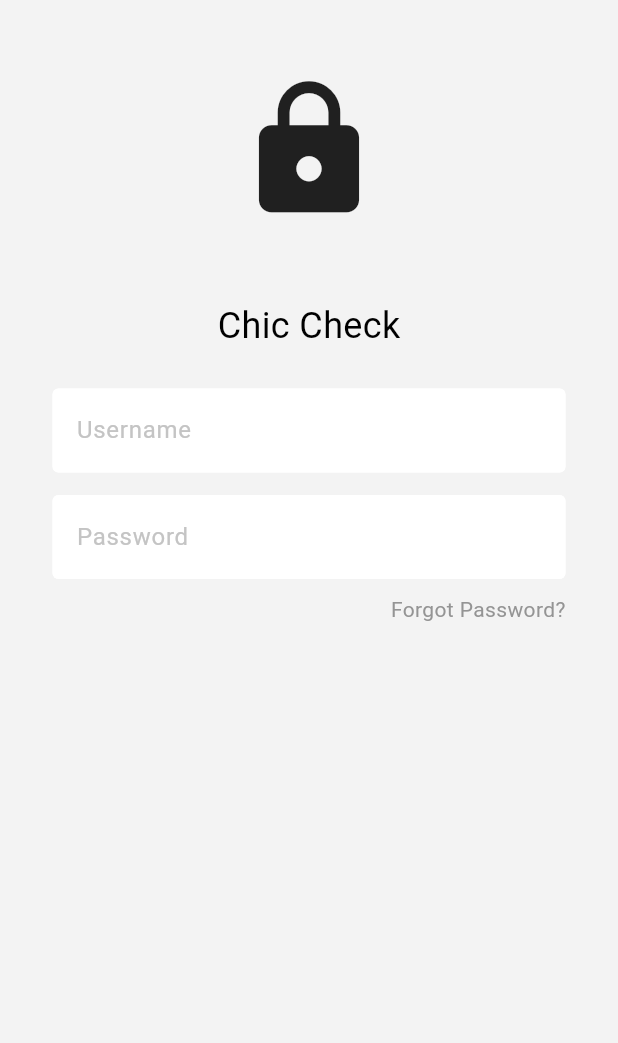
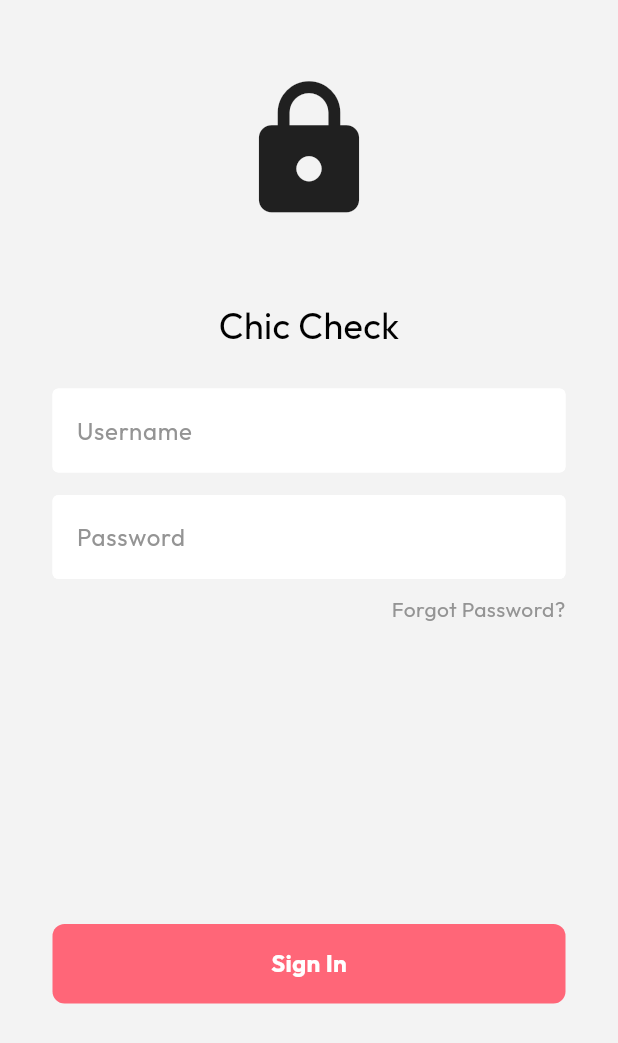
Before and after one commit to MhmdMansour4444/Chic-Check, a Flutter app: the screen it shows after launch, on a phone screen of 412 x 824 dp. Shown: the top 1043 px of the screen. Run offline on Flutter 3.47's test engine with Material 3 defaults, Android fonts, the phone set to English and light mode, and no system bars; our stand-ins replace google_fonts.

Commit message:
feat(button): sign in button added

```diff
--- a/frontend/lib/components/my_signinButton.dart
+++ b/frontend/lib/components/my_signinButton.dart
@@ -1,4 +1,5 @@
 import 'package:flutter/material.dart';
+import 'package:flutter/widgets.dart';
 
 class MySignInButton extends StatelessWidget {
   const MySignInButton({super.key});
@@ -6,8 +7,16 @@ class MySignInButton extends StatelessWidget {
   @override
   Widget build(BuildContext context) {
     return Container(
-      child: Center(
-        child: Text('Sign In'),
+      padding: EdgeInsets.all(15),
+      margin: EdgeInsets.symmetric(horizontal: 35),
+      decoration: BoxDecoration(
+          color: Color(0xFFFF6678), borderRadius: BorderRadius.circular(8)),
+      child: const Center(
+        child: Text(
+          'Sign In',
+          style: TextStyle(
+              color: Colors.white, fontWeight: FontWeight.bold, fontSize: 16),
+        ),
       ),
     );
   }
--- a/frontend/lib/components/my_textfield.dart
+++ b/frontend/lib/components/my_textfield.dart
@@ -30,7 +30,7 @@ class MyTextField extends StatelessWidget {
             filled: true,
             hintText: hintText,
             hintStyle:
-                const TextStyle(color: Color.fromARGB(255, 196, 196, 196))),
+                const TextStyle(color: Color.fromARGB(255, 148, 148, 148))),
       ),
     );
   }
--- a/frontend/lib/main.dart
+++ b/frontend/lib/main.dart
@@ -1,7 +1,11 @@
 import 'package:flutter/material.dart';
 import 'pages/login_page.dart';
+import 'package:google_fonts/google_fonts.dart';
 
 void main() => runApp(MyApp());
+final ThemeData themeData = ThemeData(
+  textTheme: GoogleFonts.outfitTextTheme(),
+);
 
 class MyApp extends StatelessWidget {
   const MyApp({super.key});
@@ -10,6 +14,7 @@ class MyApp extends StatelessWidget {
   Widget build(BuildContext context) {
     return MaterialApp(
       debugShowCheckedModeBanner: false,
+      theme: themeData,
       home: LoginPage(),
     );
   }
--- a/frontend/lib/pages/login_page.dart
+++ b/frontend/lib/pages/login_page.dart
@@ -1,5 +1,6 @@
 import 'package:flutter/material.dart';
 import 'package:frontend/components/my_textfield.dart';
+import 'package:frontend/components/my_signinButton.dart';
 
 class LoginPage extends StatelessWidget {
   LoginPage({super.key});
@@ -66,9 +67,10 @@ class LoginPage extends StatelessWidget {
                 ),
               ),
 
-              const SizedBox(height: 40),
+              const SizedBox(height: 200),
 
               // sign in button
+              MySignInButton(),
 
               // or continue with
 
--- a/frontend/pubspec.yaml
+++ b/frontend/pubspec.yaml
@@ -35,6 +35,7 @@ dependencies:
   # The following adds the Cupertino Icons font to your application.
   # Use with the CupertinoIcons class for iOS style icons.
   cupertino_icons: ^1.0.6
+  google_fonts: ^6.2.1
 
 dev_dependencies:
   flutter_test:
```
Also changed, not shown: frontend/pubspec.lock, 1 other file.
